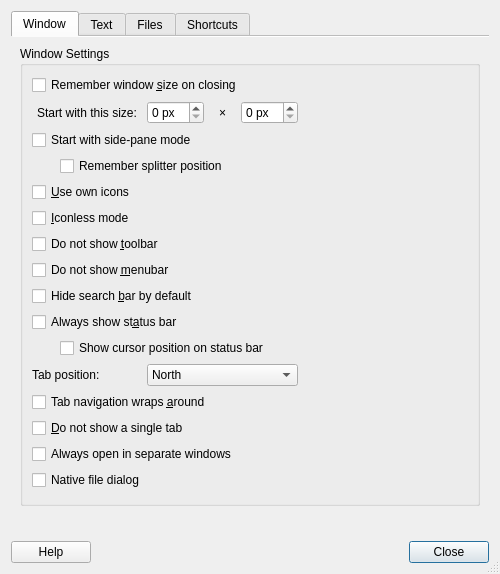
Above: featherpad/predDialog.ui from vecnathewhisperd0/FeatherPad before the change. Below: the same form after it.
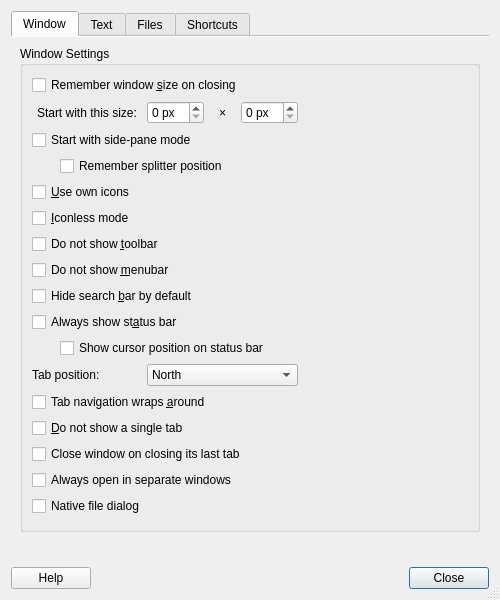
That is the form after the change. Icons and pictures are not drawn.

Commit message: Options fo saving unmodified + closing with last tab

Diff of the .ui file:
```diff
--- a/featherpad/predDialog.ui
+++ b/featherpad/predDialog.ui
@@ -273,6 +273,13 @@
            </widget>
           </item>
           <item row="14" column="0" colspan="5">
+           <widget class="QCheckBox" name="lastTabBox">
+            <property name="text">
+             <string>Close window on closing its last tab</string>
+            </property>
+           </widget>
+          </item>
+          <item row="15" column="0" colspan="5">
            <widget class="QCheckBox" name="windowBox">
             <property name="toolTip">
              <string>By default, if a FeatherPad window exists on the
@@ -286,7 +293,7 @@
             </property>
            </widget>
           </item>
-          <item row="15" column="0" colspan="5">
+          <item row="16" column="0" colspan="5">
            <widget class="QCheckBox" name="nativeDialogBox">
             <property name="toolTip">
              <string>If this is checked, the file dialog provided by the current
```
Left out of the diff: 15 changed lines with no effect on the pictures. The commit also changes 18 other files.
